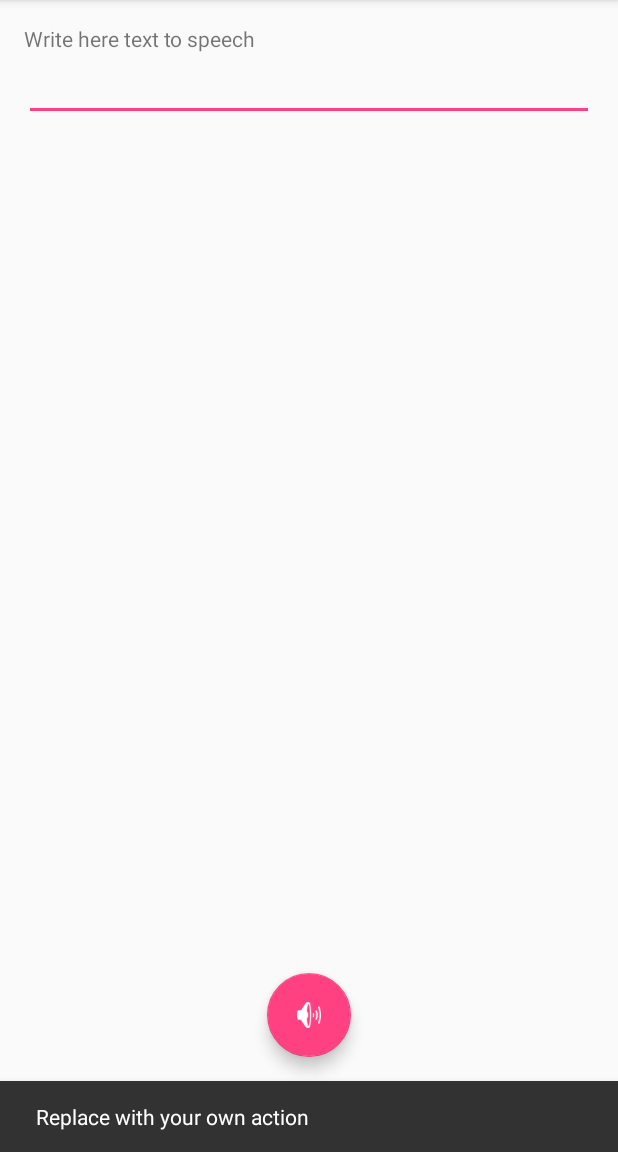
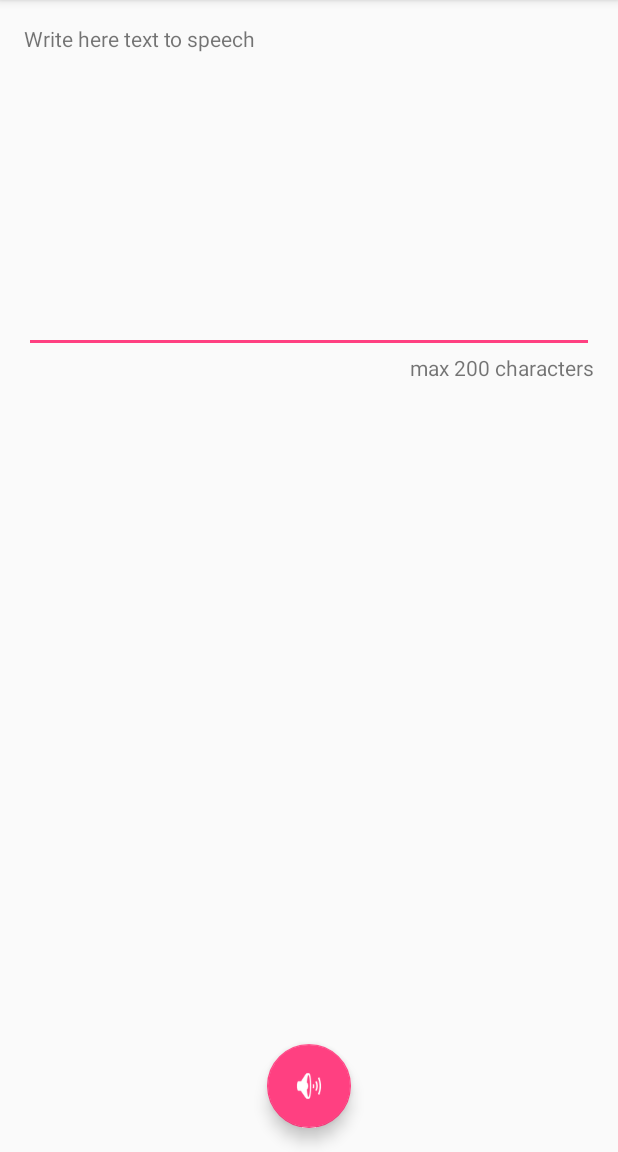
Before and after one commit to AndroidMaryTTS/AndroidMaryTTS-Client, an Android app: the screen it shows after launch (MainActivity), after a tap on an icon or button, on a phone screen of 412 x 824 dp, the part 84-1236 px from its top. Run offline under Robolectric (Android 15) with nearby library versions, the phone set to English and light mode, and no system bars; libraries missing offline, so code that uses them is left out: com.marytts.android; 1 statement that could not run was skipped.

Commit message:
recreate ui

```diff
--- a/app/src/main/java/com/marytts/android/client/MainActivity.java
+++ b/app/src/main/java/com/marytts/android/client/MainActivity.java
@@ -8,8 +8,13 @@ import android.support.v7.widget.Toolbar;
 import android.view.View;
 import android.view.Menu;
 import android.view.MenuItem;
+import android.widget.EditText;
+
+import com.marytts.android.link.MaryLink;
 
 public class MainActivity extends AppCompatActivity {
+
+    private EditText editTtsText = null;
 
     @Override
     protected void onCreate(Bundle savedInstanceState) {
@@ -17,13 +22,19 @@ public class MainActivity extends AppCompatActivity {
         setContentView(R.layout.activity_main);
         Toolbar toolbar = (Toolbar) findViewById(R.id.toolbar);
         setSupportActionBar(toolbar);
+        editTtsText = (EditText) findViewById(R.id.editTtsText);
+
+        //initialize MaryTTS and load modules, voice and language modules
+        MaryLink.load(this, this.getResources());
 
         FloatingActionButton fab = (FloatingActionButton) findViewById(R.id.fab);
         fab.setOnClickListener(new View.OnClickListener() {
             @Override
             public void onClick(View view) {
-                Snackbar.make(view, "Replace with your own action", Snackbar.LENGTH_LONG)
-                        .setAction("Action", null).show();
+                String text = editTtsText.getText().toString().trim();
+                if(!text.isEmpty()){
+                    MaryLink.getInstance().startButton(text);
+                }
             }
         });
     }
--- a/app/src/main/res/layout/content_main.xml
+++ b/app/src/main/res/layout/content_main.xml
@@ -21,9 +21,18 @@
 
     <EditText
         android:layout_width="wrap_content"
-        android:layout_height="wrap_content"
+        android:layout_height="200dp"
         android:id="@+id/editTtsText"
         android:layout_below="@+id/textView"
         android:layout_alignParentStart="true"
         android:layout_alignParentEnd="true" />
+
+    <TextView
+        android:layout_width="wrap_content"
+        android:layout_height="wrap_content"
+        android:textAppearance="?android:attr/textAppearanceSmall"
+        android:text="max 200 characters"
+        android:id="@+id/textView2"
+        android:layout_below="@+id/editTtsText"
+        android:layout_alignEnd="@+id/editTtsText" />
 </RelativeLayout>
```
Also changed, not shown: app/build.gradle (+9 -1 lines).
